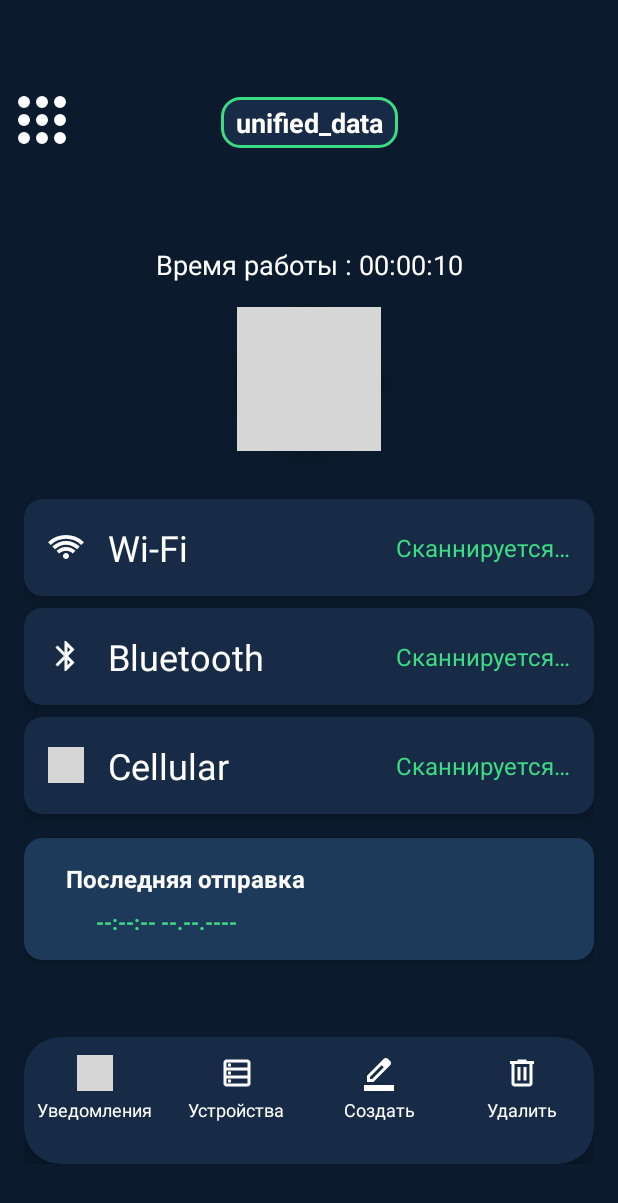
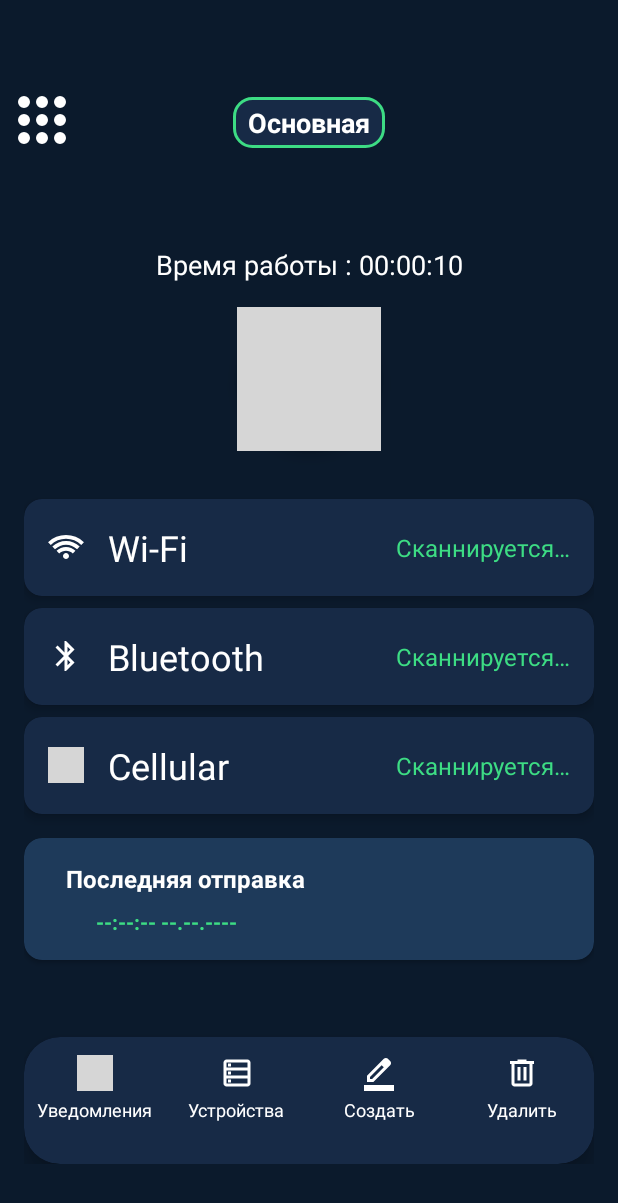
Before and after one commit to iudicio/SantiWayANDROID, an Android app: the screen it shows after launch (MainActivity), in the side drawer, after a tap on "Очистить триггеры", on a phone screen of 412 x 824 dp. Shown: the top 1203 px of the screen. Run offline under Robolectric (Android 15) with nearby library versions, the phone set to English and light mode, and no system bars; grey boxes are pictures that could not be loaded.

Commit message:
иправил баги и сделал отправкÐу device_name

```diff
--- a/app/src/main/java/com/example/santiway/DeviceListActivity.java
+++ b/app/src/main/java/com/example/santiway/DeviceListActivity.java
@@ -89,7 +89,7 @@ public class DeviceListActivity extends AppCompatActivity implements DeviceListA
                 // 1. Получаем имя текущей папки (таблицы)
                 int selectedTabPos = tabLayout.getSelectedTabPosition();
                 if (selectedTabPos == -1) return;
-                String currentFolder = tabLayout.getTabAt(selectedTabPos).getText().toString();
+                String currentFolder = (String) tabLayout.getTabAt(selectedTabPos).getTag();
 
                 // 2. Создаем диалог подтверждения
                 AlertDialog dialog = new AlertDialog.Builder(this, R.style.CustomAlertDialogTheme)
@@ -311,31 +311,35 @@ public class DeviceListActivity extends AppCompatActivity implements DeviceListA
         }
     }
 
+    private String getDisplayTableName(String tableName) {
+        return "unified_data".equals(tableName) ? "Основная" : tableName;
+    }
+
     private void setupTabLayout() {
         tabLayout.removeAllTabs();
         List<String> tables = databaseHelper.getAllTables();
 
         for (String tableName : tables) {
-            tabLayout.addTab(tabLayout.newTab().setText(tableName));
+            TabLayout.Tab tab = tabLayout.newTab()
+                    .setText(getDisplayTableName(tableName));
+            tab.setTag(tableName); // реальное имя таблицы
+            tabLayout.addTab(tab);
         }
 
         tabLayout.addOnTabSelectedListener(new TabLayout.OnTabSelectedListener() {
             @Override
             public void onTabSelected(TabLayout.Tab tab) {
-                // Сброс состояния пагинации при смене вкладки
                 resetPagination();
-                currentTable = tab.getText().toString();
+                currentTable = (String) tab.getTag();
                 loadDevicesForTable(currentTable, true);
             }
 
             @Override
-            public void onTabUnselected(TabLayout.Tab tab) {
-                // Ничего не делаем
-            }
+            public void onTabUnselected(TabLayout.Tab tab) { }
 
             @Override
             public void onTabReselected(TabLayout.Tab tab) {
-                String tableName = tab.getText().toString();
+                String tableName = (String) tab.getTag();
                 if (!tableName.equals(currentTable)) {
                     resetPagination();
                     currentTable = tableName;
@@ -344,7 +348,6 @@ public class DeviceListActivity extends AppCompatActivity implements DeviceListA
             }
         });
 
-        // Загружаем данные для первой вкладки по умолчанию
         if (!tables.isEmpty()) {
             currentTable = tables.get(0);
             loadDevicesForTable(currentTable, true);
@@ -397,10 +400,6 @@ public class DeviceListActivity extends AppCompatActivity implements DeviceListA
             List<Device> finalDeviceList = deviceList;
             runOnUiThread(() -> {
                 adapter.hideLoading();
-
-                if (isFirstLoad) {
-                    allLoadedDevices.clear();
-                }
                 allLoadedDevices.clear();
                 allLoadedDevices.addAll(finalDeviceList);
 
@@ -417,7 +416,8 @@ public class DeviceListActivity extends AppCompatActivity implements DeviceListA
             return;
         }
 
-        String folder = tabLayout.getTabAt(pos).getText().toString();
+        if (pos == -1 || tabLayout.getTabAt(pos) == null) return;
+        String folder = (String) tabLayout.getTabAt(pos).getTag();
 
         new Thread(() -> {
             int count = new MainDatabaseHelper(DeviceListActivity.this)
--- a/app/src/main/java/com/example/santiway/MainActivity.java
+++ b/app/src/main/java/com/example/santiway/MainActivity.java
@@ -215,9 +215,13 @@ public class MainActivity extends AppCompatActivity implements NavigationView.On
 
 
 
+    private String getDisplayFolderName(String folderName) {
+        return "unified_data".equals(folderName) ? "Основная" : folderName;
+    }
+
     private void updateToolbarTitle(String folderName) {
         if (toolbarFolderTitleTextView != null) {
-            toolbarFolderTitleTextView.setText(folderName);
+            toolbarFolderTitleTextView.setText(getDisplayFolderName(folderName));
         }
     }
 
--- a/app/src/main/java/com/example/santiway/upload_data/ApiDevice.java
+++ b/app/src/main/java/com/example/santiway/upload_data/ApiDevice.java
@@ -17,6 +17,7 @@ public class ApiDevice {
     private Integer mnc;
     private Long tac;
     private Integer lac;
+    private String device_name;
 
     // Конструктор
     public ApiDevice() {}
@@ -68,4 +69,7 @@ public class ApiDevice {
 
     public Integer getLac() { return lac; }
     public void setLac(Integer lac) { this.lac = lac; }
+
+    public String getDevice_name() { return device_name; }
+    public void setDevice_name(String device_name) { this.device_name = device_name; }
 }
--- a/app/src/main/java/com/example/santiway/upload_data/MainDatabaseHelper.java
+++ b/app/src/main/java/com/example/santiway/upload_data/MainDatabaseHelper.java
@@ -184,7 +184,7 @@ public class MainDatabaseHelper extends SQLiteOpenHelper {
         }
         values.put("timestamp", device.getTimestamp());
         values.put("status", "GREY"); // Статус
-        values.put("folder_name", "");
+        values.put("folder_name", tableName);
 
         // Логика поиска/обновления: ищем по MAC-адресу и типу "Bluetooth"
         String selection = "bssid = ? AND type = ?";
@@ -220,7 +220,7 @@ public class MainDatabaseHelper extends SQLiteOpenHelper {
         }
         values.put("timestamp", device.getTimestamp());
         values.put("status", "GREY");
-        values.put("folder_name", "");
+        values.put("folder_name", tableName);
 
         String selection = "bssid = ?";
         String[] selectionArgs = {device.getBssid()};
@@ -259,7 +259,7 @@ public class MainDatabaseHelper extends SQLiteOpenHelper {
         }
         values.put("timestamp", tower.getTimestamp());
         values.put("status", "GREY");
-        values.put("folder_name", "");
+        values.put("folder_name", tableName);
 
         String selection = "cell_id = ? AND network_type = ?";
         String[] selectionArgs = {String.valueOf(tower.getCellId()), tower.getNetworkType()};
--- a/app/src/main/res/values/strings.xml
+++ b/app/src/main/res/values/strings.xml
@@ -64,7 +64,7 @@
     <string name="permission_not_granted_message">Не все разрешения были приняты.</string>
     <string name="all_permissions_granted_message">Все разрешения приняты.</string>
 
-    <string name="default_api_key"></string>
+    <string name="default_api_key">83651ad3-e8bd-4cf2-b85e-35066c4b53e2</string>
     <string name="default_server_ip">109.71.247.188</string>
     <string name="domen_server">https://device-analysis.ru</string>
 
```
Also changed, not shown: app/src/main/java/com/example/santiway/upload_data/DeviceUploadManager.java (+21 -4 lines), app/src/main/java/com/example/santiway/upload_data/UniqueDevicesHelper.java (+7 -4 lines), 1 other file.
